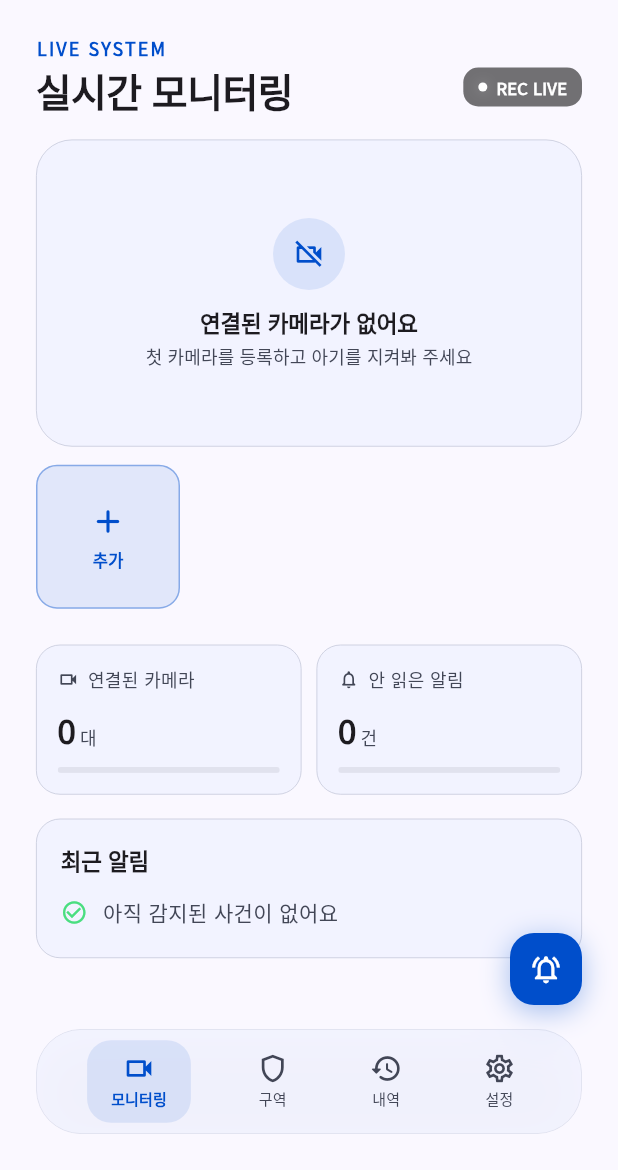
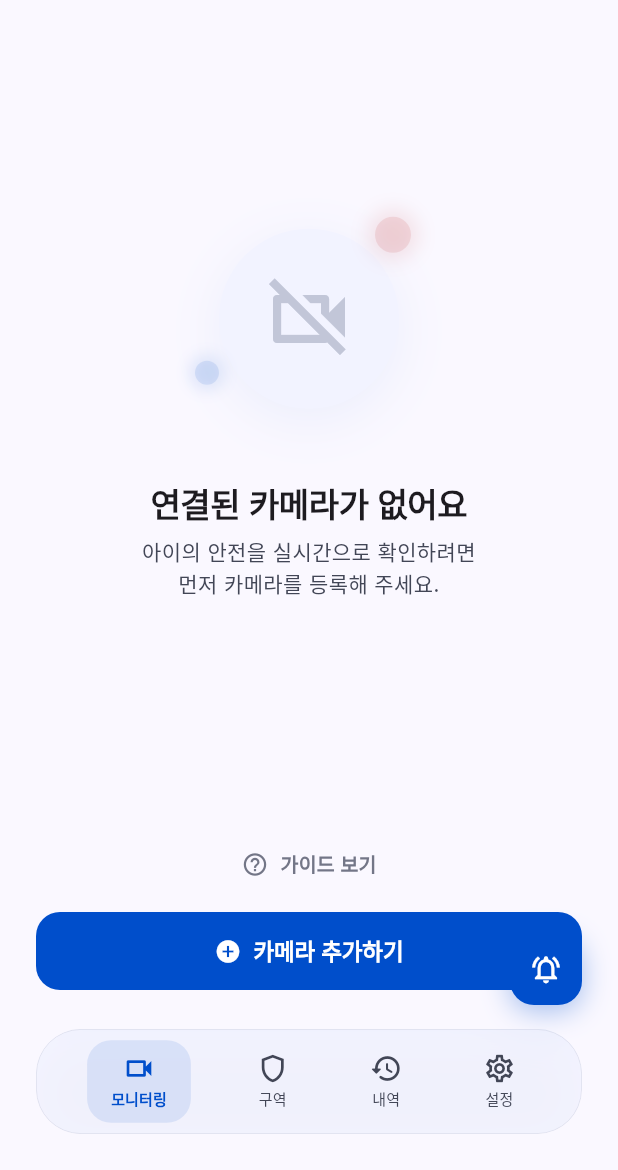
Before and after one commit to DevGyun/Capstone-Baby-Vision-frontend, a Flutter app: the MainScreen screen opened by its route, after a tap on the "notifications" icon, after a tap on "모니터링", on a phone screen of 412 x 824 dp, the part 66-1236 px from its top. Run offline on Flutter 3.47's test engine with Material 3 defaults, Android fonts, the phone set to English and light mode, and no system bars; our stand-ins replace flutter_local_notifications, google_fonts, shared_preferences, video_player; missing offline and left inert: dart:html, dart:ui_web; accounts and stored records are empty; network calls fail.

Commit message:
화면수정

```diff
--- a/lib/screens/history_screen.dart
+++ b/lib/screens/history_screen.dart
@@ -75,10 +75,14 @@
                   )),
                 )
               else if (logs.isEmpty)
-                const EmptyStateView(
-                  icon: Icons.history_rounded,
-                  title: '아직 감지된 이벤트가 없어요',
-                  subtitle: '안전하게 모니터링 중입니다.', // <-- message를 subtitle로 수정했습니다!
+                // ✅ 이 부분을 수정했습니다: SizedBox로 감싸 가로 전체 공간을 확보합니다.
+                const SizedBox(
+                  width: double.infinity,
+                  child: EmptyStateView(
+                    icon: Icons.history_rounded,
+                    title: '아직 감지된 이벤트가 없어요',
+                    subtitle: '안전하게 모니터링 중입니다.',
+                  ),
                 )
               else
                 Column(
--- a/lib/screens/main_screen.dart
+++ b/lib/screens/main_screen.dart
@@ -216,6 +216,13 @@
   //   모니터링 화면 본문
   // ─────────────────────────────────────────────────────────────
   Widget _buildMonitoringView() {
+    final cameras = context.watch<CameraProvider>().cameras;
+
+    // ✅ 카메라가 0대일 경우, 대시보드 전체를 숨기고 기획안 형태의 꽉 찬 빈 화면 노출
+    if (cameras.isEmpty) {
+      return _buildNoCameraDashboard();
+    }
+
     return SafeArea(
       bottom: false,
       child: RefreshIndicator(
@@ -246,6 +253,141 @@
               _buildRecentLogsPanel(),
             ],
           ),
+        ),
+      ),
+    );
+  }
+
+  // ─────────────────────────────────────────────────────────────
+  //   ✅ 추가: 카메라가 없을 때 보여주는 전체 빈 화면 (HTML 기획안 반영)
+  // ─────────────────────────────────────────────────────────────
+  Widget _buildNoCameraDashboard() {
+    final cs = Theme.of(context).colorScheme;
+
+    return SafeArea(
+      bottom: false,
+      child: Padding(
+        padding: const EdgeInsets.fromLTRB(AppSpacing.lg, AppSpacing.sm, AppSpacing.lg, 120),
+        child: Column(
+          children: [
+            _buildTopHeader(),
+            Expanded(
+              child: Column(
+                mainAxisAlignment: MainAxisAlignment.center,
+                children: [
+                  // 아이콘 및 장식용 3D 빛 번짐(Blur) 효과
+                  Stack(
+                    clipBehavior: Clip.none,
+                    alignment: Alignment.center,
+                    children: [
+                      Container(
+                        width: 120,
+                        height: 120,
+                        decoration: BoxDecoration(
+                          color: cs.surfaceContainerLow,
+                          shape: BoxShape.circle,
+                          boxShadow: [
+                            BoxShadow(
+                              color: AppColors.accent.withOpacity(0.06),
+                              blurRadius: 30,
+                              offset: const Offset(0, 8),
+                            ),
+                          ],
+                        ),
+                        alignment: Alignment.center,
+                        child: Icon(
+                          Icons.videocam_off_outlined,
+                          size: 64,
+                          color: cs.outlineVariant,
+                        ),
+                      ),
+                      // 상단 붉은색 장식
+                      Positioned(
+                        top: -8,
+                        right: -8,
+                        child: Container(
+                          width: 24,
+                          height: 24,
+                          decoration: BoxDecoration(
+                            color: AppColors.dangerSoft(context),
+                            shape: BoxShape.circle,
+                            boxShadow: [
+                              BoxShadow(color: AppColors.dangerSoft(context), blurRadius: 10, spreadRadius: 5)
+                            ],
+                          ),
+                        ),
+                      ),
+                      // 하단 푸른색 장식
+                      Positioned(
+                        bottom: 16,
+                        left: -16,
+                        child: Container(
+                          width: 16,
+                          height: 16,
+                          decoration: BoxDecoration(
+                            color: AppColors.accentSoft(context),
+                            shape: BoxShape.circle,
+                            boxShadow: [
+                              BoxShadow(color: AppColors.accentSoft(context), blurRadius: 8, spreadRadius: 4)
+                            ],
+                          ),
+                        ),
+                      ),
+                    ],
+                  ),
+                  const SizedBox(height: AppSpacing.xxl),
+                  Text(
+                    '연결된 카메라가 없어요',
+                    style: Theme.of(context).textTheme.headlineMedium?.copyWith(
+                          fontWeight: FontWeight.bold,
+                        ),
+                  ),
+                  const SizedBox(height: AppSpacing.sm),
+                  Text(
+                    '아이의 안전을 실시간으로 확인하려면\n먼저 카메라를 등록해 주세요.',
+                    textAlign: TextAlign.center,
+                    style: Theme.of(context).textTheme.bodyMedium?.copyWith(
+                          color: cs.onSurfaceVariant,
+                          height: 1.5,
+                        ),
+                  ),
+                ],
+              ),
+            ),
+
+            // 하단 액션 영역 (가이드 보기 + 카메라 추가)
+            Column(
+              children: [
+                TextButton.icon(
+                  onPressed: () {
+                    ScaffoldMessenger.of(context).showSnackBar(
+                      const SnackBar(content: Text('가이드를 준비 중입니다.')),
+                    );
+                  },
+                  icon: Icon(Icons.help_outline, size: 18, color: cs.outline),
+                  label: Text(
+                    '가이드 보기',
+                    style: TextStyle(color: cs.outline, fontWeight: FontWeight.w600),
+                  ),
+                  style: TextButton.styleFrom(
+                    shape: RoundedRectangleBorder(
+                      borderRadius: BorderRadius.circular(999),
+                    ),
+                    padding: const EdgeInsets.symmetric(horizontal: AppSpacing.lg, vertical: AppSpacing.sm),
+                  ),
+                ),
+                const SizedBox(height: AppSpacing.sm),
+                SoftButton(
+                  label: '카메라 추가하기',
+                  icon: Icons.add_circle,
+                  onPressed: () => Navigator.push(
+                    context,
+                    MaterialPageRoute(builder: (_) => const AddCameraScreen()),
+                  ),
+                ),
+              ],
+            ),
+          ],
         ),
       ),
     );
@@ -407,10 +549,6 @@
   Widget _buildMainVideoCard() {
     final cs = Theme.of(context).colorScheme;
     final cameras = context.watch<CameraProvider>().cameras;
-
-    if (cameras.isEmpty) {
-      return _buildEmptyVideoCard();
-    }
 
     final safeIndex = _selectedCameraIndex.clamp(0, cameras.length - 1);
     final cam = cameras[safeIndex];
@@ -578,63 +716,6 @@
   }
 
   // ─────────────────────────────────────────────────────────────
-  //   카메라 0대일 때 빈 상태 카드
-  // ─────────────────────────────────────────────────────────────
-  Widget _buildEmptyVideoCard() {
-    final cs = Theme.of(context).colorScheme;
-
-    return AspectRatio(
-      aspectRatio: 16 / 9,
-      child: Container(
-        decoration: BoxDecoration(
-          color: cs.surfaceContainerLow,
-          borderRadius: BorderRadius.circular(AppRadius.lg),
-          border: Border.all(color: cs.outlineVariant, width: 0.5),
-        ),
-        child: Center(
-          child: Padding(
-            padding: const EdgeInsets.all(AppSpacing.md),
-            child: Column(
-              mainAxisSize: MainAxisSize.min,
-              children: [
-                Container(
-                  width: 48,
-                  height: 48,
-                  decoration: BoxDecoration(
-                    color: AppColors.accentSoft(context),
-                    shape: BoxShape.circle,
-                  ),
-                  alignment: Alignment.center,
-                  child: const Icon(
-                    Icons.videocam_off_outlined,
-                    color: AppColors.accent,
-                    size: 22,
-                  ),
-                ),
-                const SizedBox(height: AppSpacing.sm + 2),
-                Text(
-                  '연결된 카메라가 없어요',
-                  style: Theme.of(context).textTheme.titleMedium?.copyWith(
-                        fontWeight: FontWeight.w600,
-                      ),
-                ),
-                const SizedBox(height: 4),
-                Text(
-                  '첫 카메라를 등록하고 아기를 지켜봐 주세요',
-                  style: Theme.of(context).textTheme.labelMedium?.copyWith(
-                        color: cs.onSurfaceVariant,
-                      ),
-                  textAlign: TextAlign.center,
-                ),
-              ],
-            ),
-          ),
-        ),
-      ),
-    );
-  }
-
-  // ─────────────────────────────────────────────────────────────
   //   카메라 썸네일 행 (가로 스크롤)
   // ─────────────────────────────────────────────────────────────
   Widget _buildThumbnailsRow() {
@@ -771,7 +852,7 @@
   }
 
   // ─────────────────────────────────────────────────────────────
-  //   통계 카드 2개 (간소화된 AI 카드 대체)
+  //   통계 카드 2개
   // ─────────────────────────────────────────────────────────────
   Widget _buildStatsCards() {
     final cameras = context.watch<CameraProvider>().cameras;
--- a/lib/screens/onboarding_screen.dart
+++ b/lib/screens/onboarding_screen.dart
@@ -22,7 +22,7 @@
     super.dispose();
   }
 
-  // 온보딩 완료 시 호출되는 함수 (기존 로직 유지)
+  // 온보딩 완료 시 호출되는 함수
   Future<void> _finishOnboarding() async {
     final prefs = await SharedPreferences.getInstance();
     await prefs.setBool('hasSeenOnboarding', true);
@@ -52,7 +52,7 @@
           children: [
             // 상단 건너뛰기 버튼 영역
             Padding(
-              padding: const EdgeInsets.symmetric(horizontal: AppSpacing.md, vertical: AppSpacing.sm),
+              padding: const EdgeInsets.symmetric(horizontal: AppSpacing.md, vertical: AppSpacing.xs),
               child: Row(
                 mainAxisAlignment: MainAxisAlignment.end,
                 children: [
@@ -69,6 +69,7 @@
             ),
 
             // 메인 콘텐츠 영역 (PageView)
+            // 화면이 작아도 유동적으로 줄어들 수 있게 Expanded로 감쌈
             Expanded(
               child: PageView(
                 controller: _pageController,
@@ -104,8 +105,9 @@
 
             // 하단 인디케이터 및 버튼 영역
             Padding(
-              padding: const EdgeInsets.fromLTRB(AppSpacing.lg, 0, AppSpacing.lg, AppSpacing.xl),
+              padding: const EdgeInsets.fromLTRB(AppSpacing.lg, AppSpacing.md, AppSpacing.lg, AppSpacing.lg),
               child: Column(
+                mainAxisSize: MainAxisSize.min, // 남는 공간 최소화
                 children: [
                   // Progress Dots
                   Row(
@@ -114,16 +116,16 @@
                       duration: const Duration(milliseconds: 300),
                       margin: const EdgeInsets.symmetric(horizontal: 4),
                       height: 8,
-                      width: _currentPage == index ? 32 : 8, // 활성화된 점은 길어집니다.
+                      width: _currentPage == index ? 32 : 8,
                       decoration: BoxDecoration(
                         color: _currentPage == index ? AppColors.accent : cs.surfaceContainerHighest,
                         borderRadius: BorderRadius.circular(AppRadius.sm),
                       ),
                     )),
                   ),
-                  const SizedBox(height: AppSpacing.xl),
+                  const SizedBox(height: AppSpacing.lg),
 
-                  // Primary Action Button (기존 SoftButton 활용)
+                  // Primary Action Button
                   SoftButton(
                     label: _currentPage == 2 ? '시작하기' : '다음',
                     onPressed: _nextPage,
@@ -151,16 +153,17 @@
       padding: const EdgeInsets.symmetric(horizontal: AppSpacing.lg),
       child: Column(
         children: [
-          // 1. 일러스트 및 배경 빛(Blob) 효과 영역
+          // 1. 일러스트 및 배경 빛(Blob) 효과 영역 (반응형 적용)
           Expanded(
             flex: 5,
-            child: Center(
-              child: Stack(
-                alignment: Alignment.center,
-                children: [
-                  // 배경에 은은하게 퍼지는 빛 효과 (HTML의 blur-3xl 구현)
-                  Container(
-                    width: 220, height: 220,
+            child: Stack(
+              alignment: Alignment.center,
+              children: [
+                // 배경에 은은하게 퍼지는 빛 효과 (화면 크기에 맞춰 자동 조절)
+                AspectRatio(
+                  aspectRatio: 1,
+                  child: Container(
+                    margin: const EdgeInsets.all(40), // 일러스트보다 약간 작게 마진
                     decoration: BoxDecoration(
                       shape: BoxShape.circle,
                       color: blobColor.withOpacity(0.15),
@@ -173,27 +176,30 @@
                       ],
                     ),
                   ),
+                ),
 
-                  // 중앙 메인 이미지 (이미지가 없을 경우 아이콘 표시)
-                  Image.asset(
+                // 중앙 메인 이미지
+                // 고정된 height를 지우고 fit: BoxFit.contain 사용 -> 부모 영역을 넘지 않고 자동 축소됨
+                Padding(
+                  padding: const EdgeInsets.symmetric(vertical: AppSpacing.md),
+                  child: Image.asset(
                     imagePath,
                     fit: BoxFit.contain,
-                    height: 280,
                     errorBuilder: (context, error, stackTrace) => Column(
-                      mainAxisSize: MainAxisSize.min,
+                      mainAxisAlignment: MainAxisAlignment.center,
                       children: [
-                        Icon(fallbackIcon, size: 100, color: blobColor.withOpacity(0.7)),
+                        Icon(fallbackIcon, size: 80, color: blobColor.withOpacity(0.7)),
                         const SizedBox(height: AppSpacing.md),
                         Text('이미지 파일 필요\n($imagePath)', textAlign: TextAlign.center, style: TextStyle(color: cs.outline, fontSize: 12)),
                       ],
                     ),
                   ),
-                ],
-              ),
+                ),
+              ],
             ),
           ),
 
-          // 2. 텍스트 영역
+          // 2. 텍스트 영역 (크기 약간 조절하여 줄바꿈 안전성 확보)
           Expanded(
             flex: 3,
             child: Column(
@@ -202,18 +208,19 @@
                 Text(
                   title,
                   style: Theme.of(context).textTheme.displayLarge?.copyWith(
-                    fontSize: 28,
+                    fontSize: 26, // 작은 화면을 위해 폰트 크기 살짝 줄임
                     fontWeight: FontWeight.w700,
                     height: 1.3,
                   ),
                   textAlign: TextAlign.center,
                 ),
-                const SizedBox(height: AppSpacing.md),
+                const SizedBox(height: AppSpacing.sm),
                 Text(
                   subtitle,
                   style: Theme.of(context).textTheme.bodyLarge?.copyWith(
                     color: cs.onSurfaceVariant,
                     height: 1.5,
+                    fontSize: 15,
                   ),
                   textAlign: TextAlign.center,
                 ),
```
